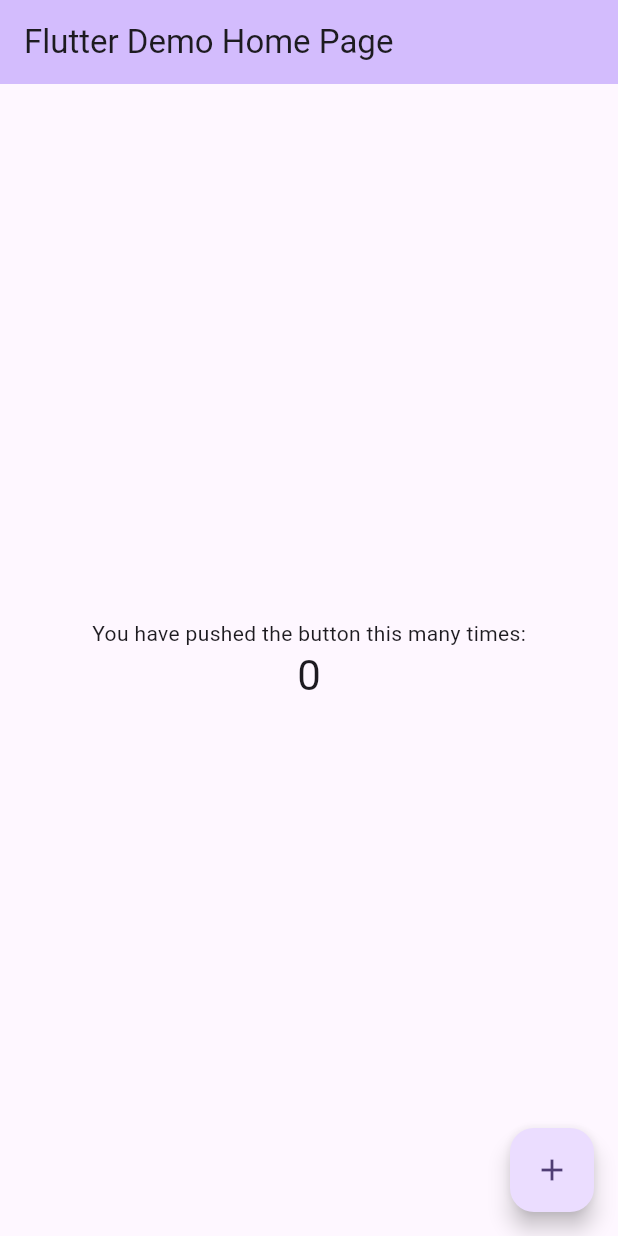
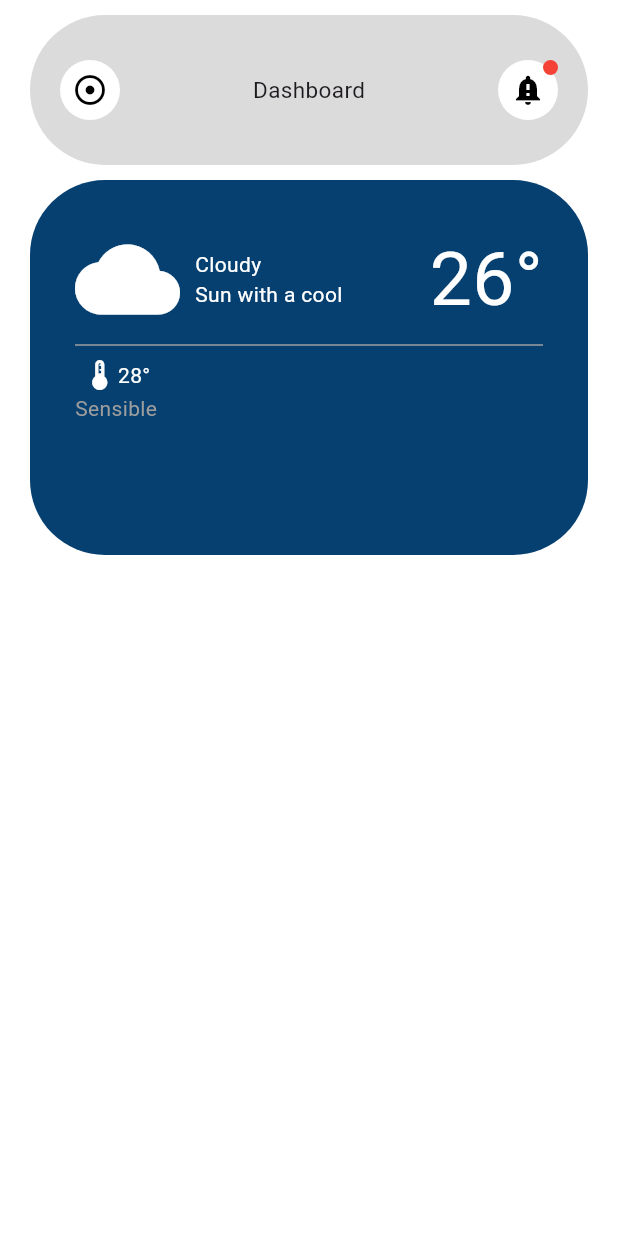
Before and after one commit to meetshaheer/Flutter-weather-app-with-api-integration, a Flutter app: the screen it shows after launch, on a phone screen of 412 x 824 dp. Run offline on Flutter 3.47's test engine with Material 3 defaults, Android fonts, the phone set to English and light mode, and no system bars; Roboto replaces fonts that are missing (Noto, NotoB).

Commit message:
updated with header notification bar, with icon under icon button and notification red alert, structure weather card with icons, descrition, and temperaturea

```diff
--- a/weather_app/lib/main.dart
+++ b/weather_app/lib/main.dart
@@ -1,125 +1,172 @@
 import 'package:flutter/material.dart';
 
-void main() {
-  runApp(const MyApp());
+void main(List<String> args) {
+  runApp(myApp());
 }
 
-class MyApp extends StatelessWidget {
-  const MyApp({super.key});
+class myApp extends StatelessWidget {
+  const myApp({super.key});
 
-  // This widget is the root of your application.
   @override
   Widget build(BuildContext context) {
     return MaterialApp(
-      title: 'Flutter Demo',
-      theme: ThemeData(
-        // This is the theme of your application.
-        //
-        // TRY THIS: Try running your application with "flutter run". You'll see
-        // the application has a purple toolbar. Then, without quitting the app,
-        // try changing the seedColor in the colorScheme below to Colors.green
-        // and then invoke "hot reload" (save your changes or press the "hot
-        // reload" button in a Flutter-supported IDE, or press "r" if you used
-        // the command line to start the app).
-        //
-        // Notice that the counter didn't reset back to zero; the application
-        // state is not lost during the reload. To reset the state, use hot
-        // restart instead.
-        //
-        // This works for code too, not just values: Most code changes can be
-        // tested with just a hot reload.
-        colorScheme: ColorScheme.fromSeed(seedColor: Colors.deepPurple),
-        useMaterial3: true,
-      ),
-      home: const MyHomePage(title: 'Flutter Demo Home Page'),
+      home: weather(),
+      debugShowCheckedModeBanner: false,
     );
   }
 }
 
-class MyHomePage extends StatefulWidget {
-  const MyHomePage({super.key, required this.title});
-
-  // This widget is the home page of your application. It is stateful, meaning
-  // that it has a State object (defined below) that contains fields that affect
-  // how it looks.
-
-  // This class is the configuration for the state. It holds the values (in this
-  // case the title) provided by the parent (in this case the App widget) and
-  // used by the build method of the State. Fields in a Widget subclass are
-  // always marked "final".
-
-  final String title;
-
-  @override
-  State<MyHomePage> createState() => _MyHomePageState();
-}
-
-class _MyHomePageState extends State<MyHomePage> {
-  int _counter = 0;
-
-  void _incrementCounter() {
-    setState(() {
-      // This call to setState tells the Flutter framework that something has
-      // changed in this State, which causes it to rerun the build method below
-      // so that the display can reflect the updated values. If we changed
-      // _counter without calling setState(), then the build method would not be
-      // called again, and so nothing would appear to happen.
-      _counter++;
-    });
-  }
+class weather extends StatelessWidget {
+  const weather({super.key});
 
   @override
   Widget build(BuildContext context) {
-    // This method is rerun every time setState is called, for instance as done
-    // by the _incrementCounter method above.
-    //
-    // The Flutter framework has been optimized to make rerunning build methods
-    // fast, so that you can just rebuild anything that needs updating rather
-    // than having to individually change instances of widgets.
     return Scaffold(
-      appBar: AppBar(
-        // TRY THIS: Try changing the color here to a specific color (to
-        // Colors.amber, perhaps?) and trigger a hot reload to see the AppBar
-        // change color while the other colors stay the same.
-        backgroundColor: Theme.of(context).colorScheme.inversePrimary,
-        // Here we take the value from the MyHomePage object that was created by
-        // the App.build method, and use it to set our appbar title.
-        title: Text(widget.title),
+      backgroundColor: Colors.white,
+      body: SafeArea(
+        child: Padding(
+          padding: const EdgeInsets.only(top: 10, left: 20, right: 20, bottom: 10),
+          child: Column(
+            children: [
+              Container(
+                width: double.infinity,
+                height: 100,
+                decoration: const BoxDecoration(
+                  color: Color.fromARGB(255, 220, 219, 219),
+                  borderRadius: BorderRadius.all(
+                    Radius.circular(50),
                   ),
-      body: Center(
-        // Center is a layout widget. It takes a single child and positions it
-        // in the middle of the parent.
+                ),
+                child: Padding(
+                  padding: const EdgeInsets.only(left: 20, right: 20),
+                  child: Row(
+                    mainAxisAlignment: MainAxisAlignment.spaceBetween,
+                    children: [
+                      CircleAvatar(
+                        backgroundColor: Colors.white,
+                        child: IconButton(
+                          onPressed: () {},
+                          icon: const Icon(
+                            Icons.adjust,
+                            color: Colors.black,
+                          ),
+                        ),
+                      ),
+                      const Text(
+                        "Dashboard",
+                        style: TextStyle(fontFamily: "NotoB", fontSize: 15),
+                      ),
+                      Stack(
+                        children: [
+                          CircleAvatar(
+                            backgroundColor: Colors.white,
+                            child: IconButton(
+                              onPressed: () {},
+                              icon: const Icon(
+                                Icons.notification_important,
+                                color: Colors.black,
+                              ),
+                            ),
+                          ),
+                          const Positioned(
+                            right: 0,
+                            child: CircleAvatar(
+                              radius: 5,
+                              backgroundColor: Colors.red,
+                            ),
+                          )
+                        ],
+                      )
+                    ],
+                  ),
+                ),
+              ),
+              Padding(
+                padding: const EdgeInsets.only(top: 10),
+                child: Container(
+                  width: double.infinity,
+                  height: 250,
+                  decoration: const BoxDecoration(
+                    color: Color.fromARGB(255, 6, 64, 112),
+                    borderRadius: BorderRadius.all(
+                      Radius.circular(50),
+                    ),
+                  ),
+                  child: const Padding(
+                    padding: EdgeInsets.all(30),
                     child: Column(
-          // Column is also a layout widget. It takes a list of children and
-          // arranges them vertically. By default, it sizes itself to fit its
-          // children horizontally, and tries to be as tall as its parent.
-          //
-          // Column has various properties to control how it sizes itself and
-          // how it positions its children. Here we use mainAxisAlignment to
-          // center the children vertically; the main axis here is the vertical
-          // axis because Columns are vertical (the cross axis would be
-          // horizontal).
-          //
-          // TRY THIS: Invoke "debug painting" (choose the "Toggle Debug Paint"
-          // action in the IDE, or press "p" in the console), to see the
-          // wireframe for each widget.
-          mainAxisAlignment: MainAxisAlignment.center,
-          children: <Widget>[
-            const Text(
-              'You have pushed the button this many times:',
+                      children: [
+                        Row(
+                          mainAxisAlignment: MainAxisAlignment.spaceBetween,
+                          children: [
+                            Row(
+                              children: [
+                                Icon(
+                                  Icons.cloud,
+                                  color: Colors.white,
+                                  size: 70,
+                                ),
+                                SizedBox(
+                                  width: 10,
+                                ),
+                                Column(
+                                  mainAxisAlignment: MainAxisAlignment.start,
+                                  crossAxisAlignment: CrossAxisAlignment.start,
+                                  children: [
+                                    Text(
+                                      "Cloudy",
+                                      style: TextStyle(color: Colors.white, fontFamily: "NotoB"),
                                     ),
                                     Text(
-              '$_counter',
-              style: Theme.of(context).textTheme.headlineMedium,
+                                      "Sun with a cool",
+                                      style: TextStyle(color: Colors.white, fontFamily: "Noto"),
                                     ),
                                   ],
                                 ),
+                              ],
                             ),
-      floatingActionButton: FloatingActionButton(
-        onPressed: _incrementCounter,
-        tooltip: 'Increment',
-        child: const Icon(Icons.add),
-      ), // This trailing comma makes auto-formatting nicer for build methods.
+                            Text(
+                              "26°",
+                              style: TextStyle(color: Colors.white, fontFamily: "Noto", fontSize: 50),
+                            )
+                          ],
+                        ),
+                        Divider(
+                          color: Colors.grey,
+                        ),
+                        Row(
+                          children: [
+                            Column(
+                              children: [
+                                Row(
+                                  children: [
+                                    Icon(
+                                      Icons.device_thermostat,
+                                      color: Colors.white,
+                                    ),
+                                    Text(
+                                      "28°",
+                                      style: TextStyle(color: Colors.white, fontFamily: "NotoB"),
+                                    ),
+                                  ],
+                                ),
+                                Text(
+                                  "Sensible",
+                                  style: TextStyle(color: Colors.grey, fontFamily: "Noto"),
+                                ),
+                              ],
+                            )
+                          ],
+                        )
+                      ],
+                    ),
+                  ),
+                ),
+              )
+            ],
+          ),
+        ),
+      ),
     );
   }
 }
```
Also changed, not shown: weather_app/pubspec.yaml (+10 -7 lines), weather_app/lib/Models/get_model.dart (added), weather_app/pubspec.lock, 2 other files. Lines whose indentation alone changed are shown as unchanged.
